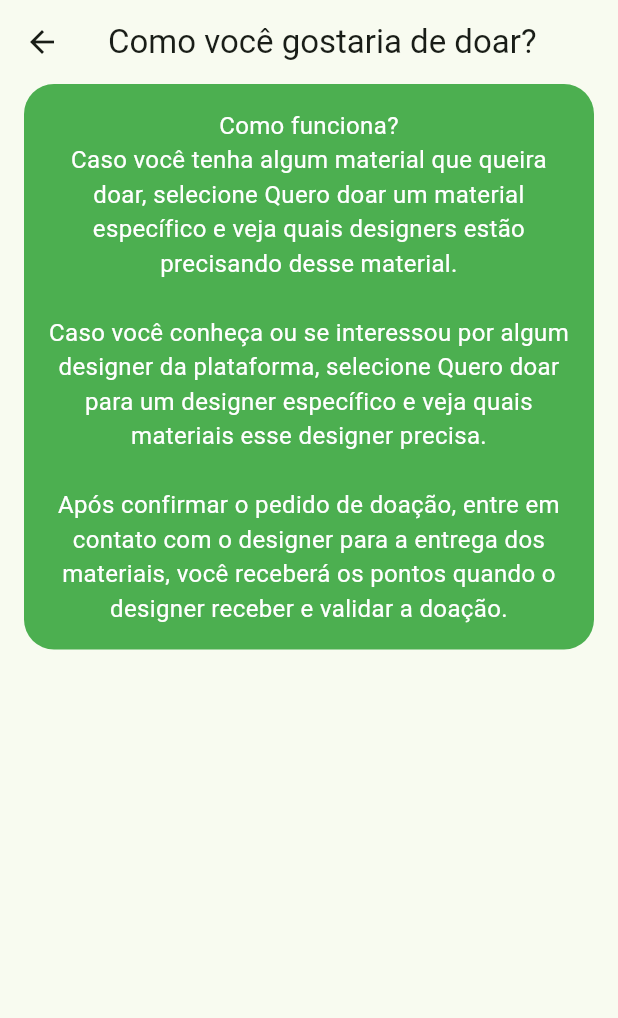
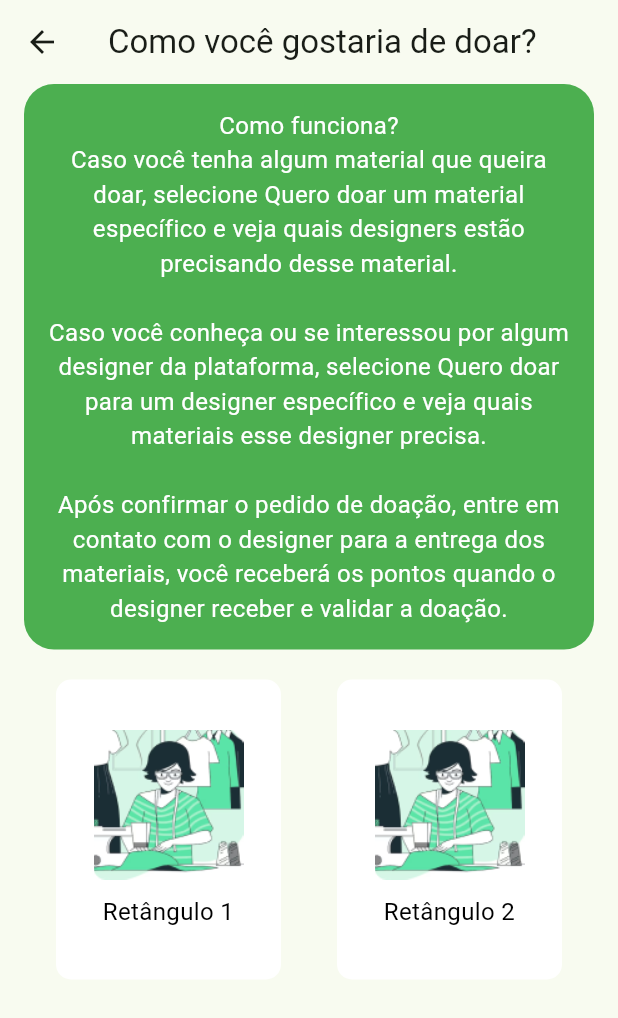
Before and after one commit to celsosoares/cycle-project, a Flutter app: the DonationScreen screen opened by its route, on a phone screen of 412 x 824 dp. Shown: the top 1018 px of the screen. Run offline on Flutter 3.47's test engine with Material 3 defaults, Android fonts, the light colour scheme and no system bars; our stand-ins replace cloud_firestore, firebase_auth, firebase_core; accounts and stored records are empty.

Commit message:
add donation options and pictures

```diff
--- a/lib/pages/donation.dart
+++ b/lib/pages/donation.dart
@@ -37,6 +37,66 @@ class DonationScreen extends StatelessWidget {
 			  ),
 			),
 		  ),
+		  SizedBox(height: 20), // Add some spacing
+		  Row(
+			mainAxisAlignment: MainAxisAlignment.spaceEvenly,
+			children: [
+			  Container(
+				width: 150,
+				height: 200,
+				decoration: BoxDecoration(
+				  color: Colors.white, // Changed to white
+				  borderRadius: BorderRadius.circular(10),
+				),
+				child: Column(
+				  mainAxisAlignment: MainAxisAlignment.center,
+				  children: [
+					Image.asset(
+					  'images/specific-designer.png', // Replace with your image URL
+					  width: 100,
+					  height: 100,
+					),
+					SizedBox(height: 10), // Add some spacing between image and text
+					Text(
+					  'Retângulo 1',
+					  style: TextStyle(
+						color: Colors.black, // Changed text color to black for contrast
+						fontSize: 16,
+					  ),
+					  textAlign: TextAlign.center,
+					),
+				  ],
+				),
+			  ),
+			  Container(
+				width: 150,
+				height: 200,
+				decoration: BoxDecoration(
+				  color: Colors.white, // Changed to white
+				  borderRadius: BorderRadius.circular(10),
+				),
+				child: Column(
+				  mainAxisAlignment: MainAxisAlignment.center,
+				  children: [
+					Image.asset(
+					  'images/specific-designer.png', // Replace with your image URL
+					  width: 100,
+					  height: 100,
+					),
+					SizedBox(height: 10), // Add some spacing between image and text
+					Text(
+					  'Retângulo 2',
+					  style: TextStyle(
+						color: Colors.black, // Changed text color to black for contrast
+						fontSize: 16,
+					  ),
+					  textAlign: TextAlign.center,
+					),
+				  ],
+				),
+			  ),
+			],
+		  ),
 		],
 	  ),
 	);
```
Also changed, not shown: images/specific-designer.png (added), images/specific-material.png (added).
